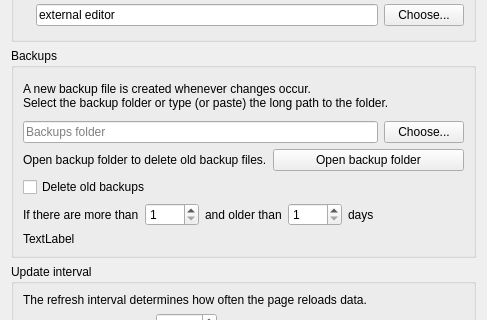
Old version of the form dialog.ui in the repository MarioUnoDueTreQuattro/KillManagerQt; both pictures show x 0 to 487 and y 209 to 529 of the 487 by 709 pixel window.
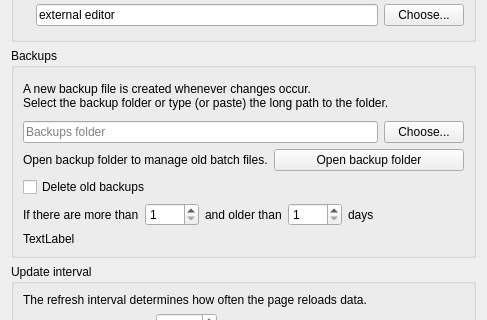
New version of the form. Icons and pictures are not drawn.

```diff
--- a/dialog.ui
+++ b/dialog.ui
@@ -214,7 +214,7 @@
         <item>
          <widget class="QLabel" name="label">
           <property name="text">
-           <string>Open backup folder to delete old backup files.</string>
+           <string>Open backup folder to manage old batch files.</string>
           </property>
          </widget>
         </item>
```
